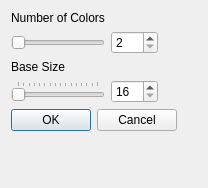
The window that src/airunner/pyqt/pixel_art.ui (Capsize-Games/airunner) describes before a commit, drawn with Qt 5.
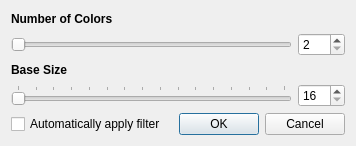
The same window after the commit.

Patch:
```diff
--- a/src/airunner/pyqt/pixel_art.ui
+++ b/src/airunner/pyqt/pixel_art.ui
@@ -6,15 +6,15 @@
    <rect>
     <x>0</x>
     <y>0</y>
-    <width>208</width>
-    <height>188</height>
+    <width>356</width>
+    <height>146</height>
    </rect>
   </property>
   <property name="windowTitle">
    <string>Pixel Art</string>
   </property>
-  <layout class="QFormLayout" name="formLayout">
-   <item row="0" column="0">
+  <layout class="QGridLayout" name="gridLayout">
+   <item row="0" column="0" colspan="2">
     <layout class="QGridLayout" name="gridLayout_9">
      <item row="0" column="0">
       <layout class="QGridLayout" name="gridLayout_8">
@@ -33,6 +33,12 @@
        </item>
        <item row="0" column="0">
         <widget class="QLabel" name="label_8">
+         <property name="font">
+          <font>
+           <pointsize>9</pointsize>
+           <bold>true</bold>
+          </font>
+         </property>
          <property name="text">
           <string>Number of Colors</string>
          </property>
@@ -40,6 +46,11 @@
        </item>
        <item row="1" column="1">
         <widget class="QSpinBox" name="number_of_colors_spinbox">
+         <property name="font">
+          <font>
+           <pointsize>9</pointsize>
+          </font>
+         </property>
          <property name="minimum">
           <number>2</number>
          </property>
@@ -85,6 +96,12 @@
        </item>
        <item row="0" column="0">
         <widget class="QLabel" name="label_9">
+         <property name="font">
+          <font>
+           <pointsize>9</pointsize>
+           <bold>true</bold>
+          </font>
+         </property>
          <property name="text">
           <string>Base Size</string>
          </property>
@@ -92,6 +109,11 @@
        </item>
        <item row="1" column="1">
         <widget class="QSpinBox" name="base_size_spinbox">
+         <property name="font">
+          <font>
+           <pointsize>9</pointsize>
+          </font>
+         </property>
          <property name="minimum">
           <number>16</number>
          </property>
@@ -108,7 +130,24 @@
     </layout>
    </item>
    <item row="1" column="0">
+    <widget class="QCheckBox" name="auto_apply">
+     <property name="font">
+      <font>
+       <pointsize>9</pointsize>
+      </font>
+     </property>
+     <property name="text">
+      <string>Automatically apply filter</string>
+     </property>
+    </widget>
+   </item>
+   <item row="1" column="1">
     <widget class="QDialogButtonBox" name="buttonBox">
+     <property name="font">
+      <font>
+       <pointsize>9</pointsize>
+      </font>
+     </property>
      <property name="orientation">
       <enum>Qt::Horizontal</enum>
      </property>
```
